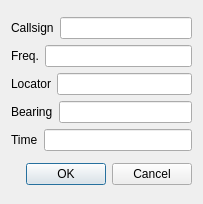
The window that mqt/MqtLogger/rigmemdialog.ui (zsteva/backup-minos2) describes before a commit, drawn with Qt 5.
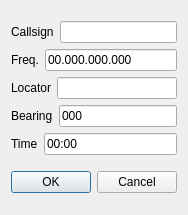
The same window after the commit.

Commit message: add input filters to memdialog and add title method

```diff
--- a/mqt/MqtLogger/rigmemdialog.ui
+++ b/mqt/MqtLogger/rigmemdialog.ui
@@ -6,8 +6,8 @@
    <rect>
     <x>0</x>
     <y>0</y>
-    <width>203</width>
-    <height>204</height>
+    <width>186</width>
+    <height>215</height>
    </rect>
   </property>
   <property name="windowTitle">
@@ -26,7 +26,14 @@
         </widget>
        </item>
        <item>
-        <widget class="QLineEdit" name="callSignLineEdit"/>
+        <widget class="QLineEdit" name="callSignLineEdit">
+         <property name="text">
+          <string/>
+         </property>
+         <property name="maxLength">
+          <number>15</number>
+         </property>
+        </widget>
        </item>
       </layout>
      </item>
@@ -40,7 +47,14 @@
         </widget>
        </item>
        <item>
-        <widget class="QLineEdit" name="freqLineEdit"/>
+        <widget class="QLineEdit" name="freqLineEdit">
+         <property name="inputMask">
+          <string>99.999.999.999</string>
+         </property>
+         <property name="text">
+          <string>00.000.000.000</string>
+         </property>
+        </widget>
        </item>
       </layout>
      </item>
@@ -54,7 +68,11 @@
         </widget>
        </item>
        <item>
-        <widget class="QLineEdit" name="locatorLineEdit"/>
+        <widget class="QLineEdit" name="locatorLineEdit">
+         <property name="inputMask">
+          <string>AA99aa</string>
+         </property>
+        </widget>
        </item>
       </layout>
      </item>
@@ -68,7 +86,14 @@
         </widget>
        </item>
        <item>
-        <widget class="QLineEdit" name="bearingLineEdit"/>
+        <widget class="QLineEdit" name="bearingLineEdit">
+         <property name="inputMask">
+          <string>999</string>
+         </property>
+         <property name="text">
+          <string>000</string>
+         </property>
+        </widget>
        </item>
       </layout>
      </item>
@@ -82,7 +107,14 @@
         </widget>
        </item>
        <item>
-        <widget class="QLineEdit" name="timeLineEdit"/>
+        <widget class="QLineEdit" name="timeLineEdit">
+         <property name="inputMask">
+          <string>99:99</string>
+         </property>
+         <property name="text">
+          <string>00:00</string>
+         </property>
+        </widget>
        </item>
       </layout>
      </item>
```
The commit also changes 4 other files.
